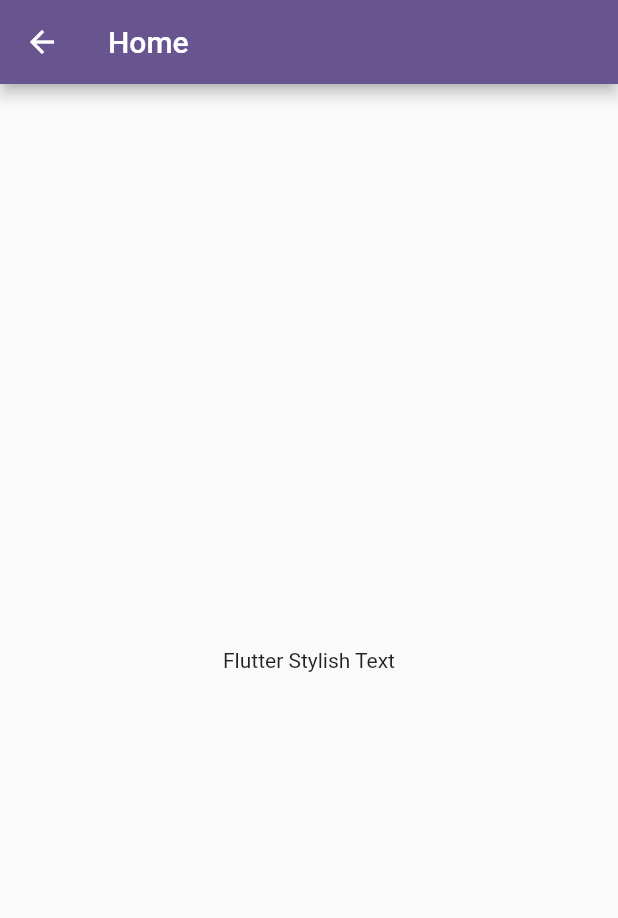
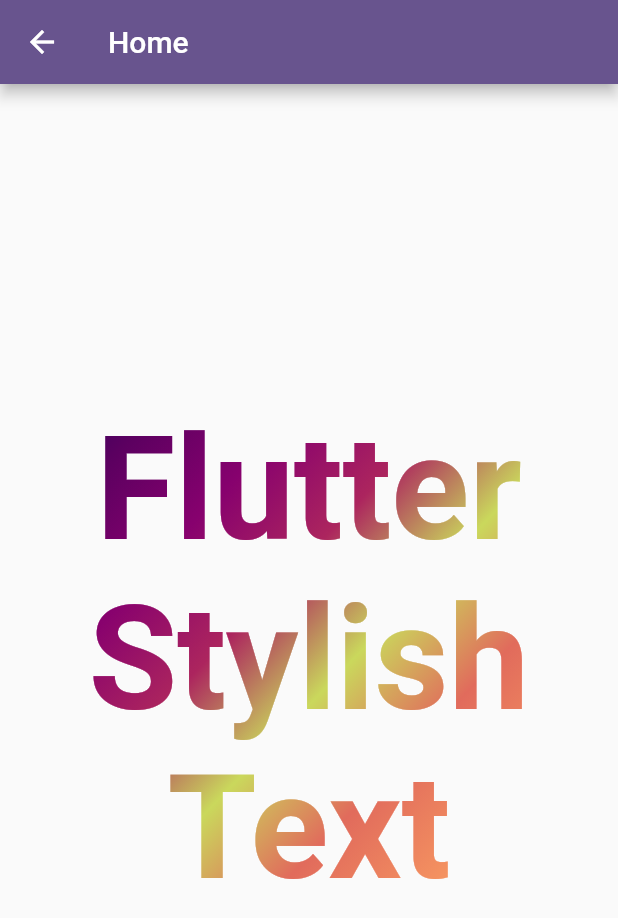
Before and after one commit to ruhulmath08/flutter_practice, a Flutter app: the StylishTextPage screen opened by its route, on a phone screen of 412 x 824 dp. Shown: the top 918 px of the screen. Run offline on Flutter 3.47's test engine with Material 3 defaults, Android fonts, the phone set to English and light mode, and no system bars.

Commit message:
Add flutter stylish_text

```diff
--- a/lib/src/features/stylish_text/stylish_text_page.dart
+++ b/lib/src/features/stylish_text/stylish_text_page.dart
@@ -14,8 +14,35 @@ class StylishTextPage extends StatelessWidget {
       appBar: AppBar(
         title: const Text('Home'),
       ),
-      body: const Center(
-        child: Text('Flutter Stylish Text'),
+      body: Padding(
+        padding: const EdgeInsets.all(10.0),
+        child: Center(
+          child: ShaderMask(
+            shaderCallback: (bound) => const LinearGradient(
+              begin: Alignment.topLeft,
+              end: Alignment(0.8, 1),
+              colors: <Color>[
+                Color(0xff1f005c),
+                Color(0xff5b0060),
+                Color(0xff87016e),
+                Color(0xffac255e),
+                Color(0xffcad85c),
+                Color(0xffe16b5c),
+                Color(0xfff39060),
+                Color(0xffffb56b),
+              ],
+            ).createShader(bound),
+            child: const Text(
+              'Flutter Stylish Text',
+              style: TextStyle(
+                color: Colors.white,
+                fontSize: 96,
+                fontWeight: FontWeight.bold,
+              ),
+              textAlign: TextAlign.center,
+            ),
+          ),
+        ),
       ),
     );
   }
```
